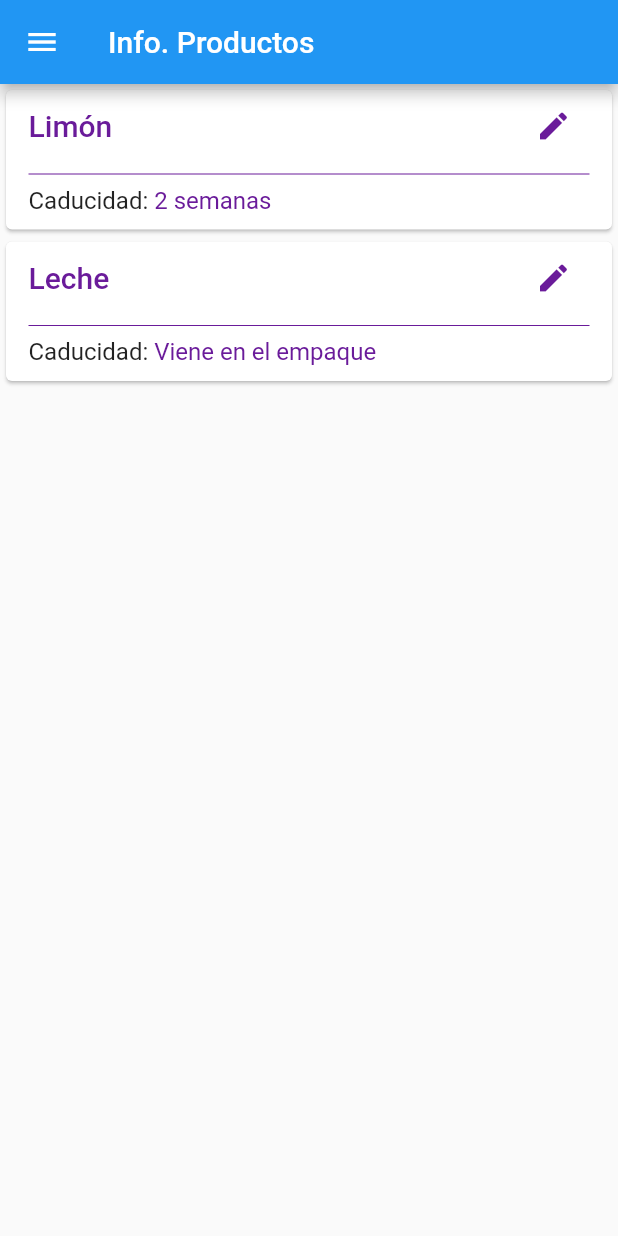
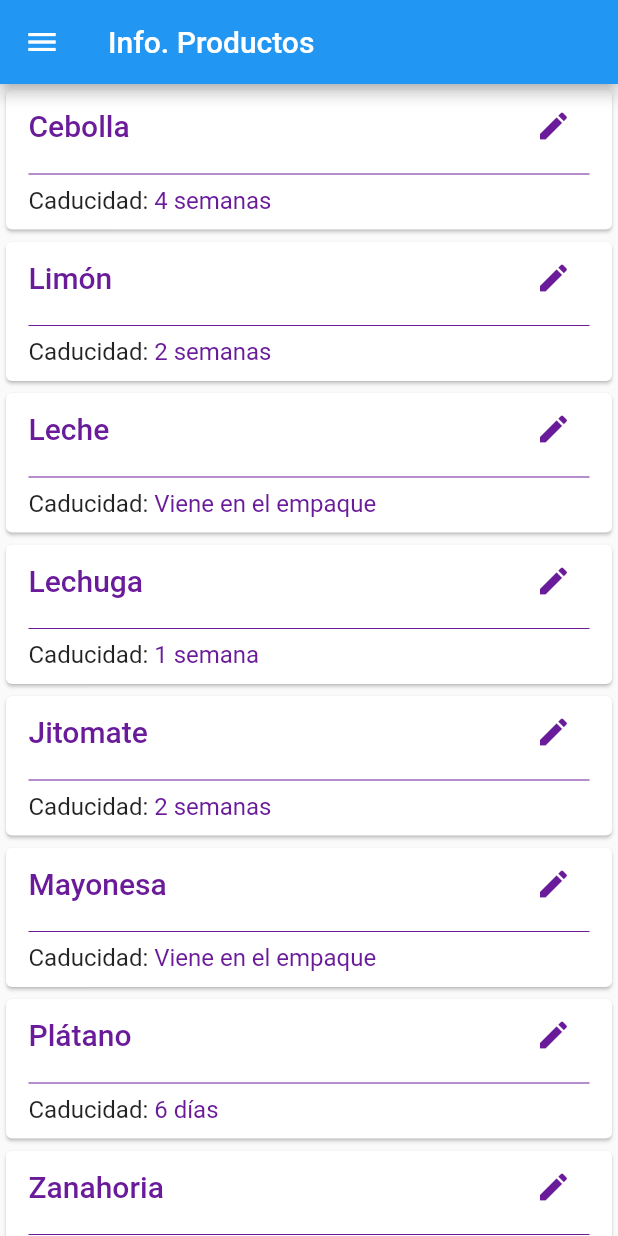
Before and after one commit to AlexMethod/kitchen_organizer_app, a Flutter app: the InformacionProductosPage screen opened by its route, on a phone screen of 412 x 824 dp. Run offline on Flutter 3.47's test engine with Material 2 defaults, Android fonts, the light colour scheme and no system bars.

Commit message:
Añadido formulario a InfoProductoPage

```diff
--- a/lib/main.dart
+++ b/lib/main.dart
@@ -34,7 +34,7 @@
 
         textTheme: TextTheme(
           headline6: TextStyle(color: Colors.purple[800]),
-          bodyText2: TextStyle(fontSize: 16.0)
+          bodyText2: TextStyle(fontSize: 16.0,)
         ),
       ),
       initialRoute: '/',
--- a/lib/pantallas/informacion_productos_page.dart
+++ b/lib/pantallas/informacion_productos_page.dart
@@ -1,6 +1,7 @@
 import 'package:flutter/material.dart';
 
 import 'package:kitchen_organizer_app/widgets/main_drawer.dart';
+import 'package:kitchen_organizer_app/widgets/textfield_personalizado.dart';
 
 class InformacionProductosPage extends StatefulWidget {
   @override
@@ -18,8 +19,15 @@
       body: Builder( builder: (context) =>
         ListView(
           children: <Widget>[
+            _cardInfoProducto(context, 'Cebolla', '4 semanas', false),
             _cardInfoProducto(context, 'Limón', '2 semanas', false),
             _cardInfoProducto(context, 'Leche', '', true),
+            _cardInfoProducto(context, 'Lechuga', '1 semana', false),
+            _cardInfoProducto(context, 'Jitomate', '2 semanas', false),
+            _cardInfoProducto(context, 'Mayonesa', '', true),
+            _cardInfoProducto(context, 'Plátano', '6 días', false),
+            _cardInfoProducto(context, 'Zanahoria', '18 días', false),
+            _cardNuevaInfoProducto(context),
           ],
         )
       ),
@@ -74,4 +82,59 @@
     );
   }
 
+  _cardNuevaInfoProducto(context){
+    return Card(
+      child: Container(
+        padding: EdgeInsets.only(bottom: 10.0, left: 15.0, right: 15.0),
+        child: Column(
+          crossAxisAlignment: CrossAxisAlignment.start,
+          children: <Widget>[
+            Row(
+              children: <Widget>[
+                Expanded(
+                  child: TextFieldPersonalizado(
+                    'Nuevo producto'
+                  ),
+                ),
+                IconButton(
+                  icon: Icon(
+                    Icons.add_circle,
+                    color: Theme.of(context).accentColor,
+                  ),
+                  onPressed: (){}
+                ),
+              ],
+            ),
+            Divider(
+              color: Theme.of(context).accentColor,
+            ),
+            Row(
+              children: [
+                Container(
+                  width: 95.0,
+                  child: TextFieldPersonalizado(
+                    'Caducidad...',
+                    textInputType: TextInputType.number,
+                  ),
+                ),
+                Text('en días')
+              ],
+            ),
+            Row(
+              children: [
+                Switch(
+                  value: false,
+                  onChanged: (value){}
+
+                ),
+                Text('Caducidad en el empaque')
+              ],
+            )
+          ],
+        ),
+      ),
+    );
+  }
+
+
 }
```
Also changed, not shown: lib/pantallas/lista_super_page.dart (+5 -18 lines), lib/widgets/textfield_personalizado.dart (added, +40 -0 lines).
